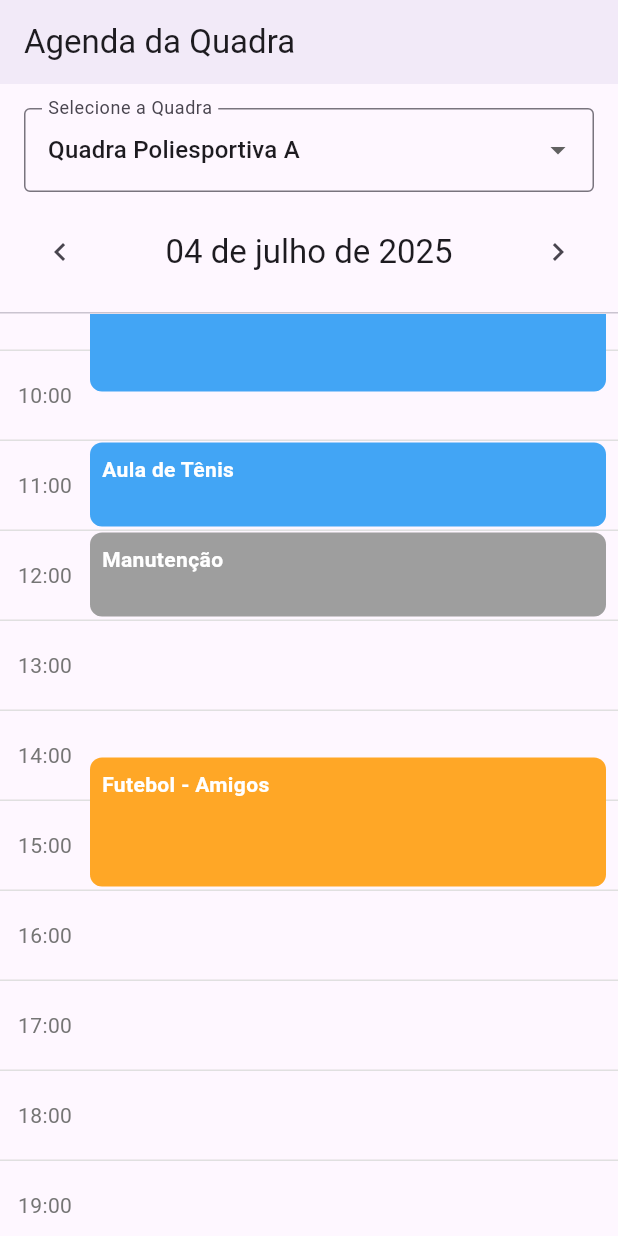
After one commit to marandu-solutions/myapp, a Flutter app: the SchedulingScreen screen opened directly, scrolled down 576 dp, after a tap on the "chevron left" icon, on a phone screen of 412 x 824 dp. The commit adds this screen. Run offline on Flutter 3.47's test engine with Material 3 defaults, Android fonts, the phone set to English and light mode, and no system bars; our stand-ins replace cloud_firestore, firebase_auth, firebase_core, firebase_storage, google_nav_bar, image_picker; accounts and stored records are empty.

Commit message:
feature: tela de agendamentos

```diff
--- /dev/null
+++ b/lib/Screens/ Scheduling/Scheduling Screen/components/day_schedule_view.dart
@@ -0,0 +1,48 @@
+// Arquivo: lib/Scheduling/SchedulingScreen/components/day_schedule_view.dart
+
+import 'package:flutter/material.dart';
+import 'package:myapp/models/reservation_model.dart';
+import 'time_indicator_column.dart';
+import 'reservation_tile.dart';
+
+class DayScheduleView extends StatelessWidget {
+  final List<ReservationModel> reservations;
+  final DateTime date;
+  final double hourHeight;
+
+  const DayScheduleView({
+    Key? key,
+    required this.reservations,
+    required this.date,
+    this.hourHeight = 60.0,
+  }) : super(key: key);
+
+  @override
+  Widget build(BuildContext context) {
+    return SingleChildScrollView(
+      child: Stack(
+        children: [
+          // Fundo com as linhas do tempo e os horários
+          TimeIndicatorColumn(hourHeight: hourHeight),
+
+          // Posiciona os agendamentos sobre a timeline
+          ...reservations.map((reservation) {
+            final top = reservation.startTime.hour * hourHeight +
+                reservation.startTime.minute;
+            final height = reservation.endTime.difference(reservation.startTime).inMinutes.toDouble();
+
+            return Positioned(
+              top: top,
+              left: 60.0, // Largura da coluna de horários
+              right: 0,
+              height: height,
+              child: ReservationTile(
+                reservation: reservation,
+              ),
+            );
+          }).toList(),
+        ],
+      ),
+    );
+  }
+}
--- /dev/null
+++ b/lib/Screens/ Scheduling/Scheduling Screen/components/reservation_tile.dart
@@ -0,0 +1,50 @@
+// Arquivo: lib/Scheduling/SchedulingScreen/components/reservation_tile.dart
+
+import 'package:flutter/material.dart';
+import 'package:myapp/models/reservation_model.dart';
+
+class ReservationTile extends StatelessWidget {
+  final ReservationModel reservation;
+
+  const ReservationTile({Key? key, required this.reservation}) : super(key: key);
+
+  // Define cores com base no status da reserva para uma melhor UX
+  Color _getReservationColor(String status) {
+    switch (status) {
+      case 'confirmada':
+        return Colors.blue.shade400;
+      case 'pendente':
+        return Colors.orange.shade400;
+      case 'bloqueado':
+        return Colors.grey.shade500;
+      case 'cancelada':
+        return Colors.red.shade300;
+      default:
+        return Colors.blue.shade300;
+    }
+  }
+
+  @override
+  Widget build(BuildContext context) {
+    return Padding(
+      padding: const EdgeInsets.only(right: 8.0, top: 2.0, bottom: 2.0),
+      child: Container(
+        decoration: BoxDecoration(
+          color: _getReservationColor(reservation.status),
+          borderRadius: BorderRadius.circular(8.0),
+        ),
+        child: Padding(
+          padding: const EdgeInsets.all(8.0),
+          child: Text(
+            reservation.title,
+            style: const TextStyle(
+              color: Colors.white,
+              fontWeight: FontWeight.bold,
+            ),
+            overflow: TextOverflow.ellipsis,
+          ),
+        ),
+      ),
+    );
+  }
+}
--- /dev/null
+++ b/lib/Screens/ Scheduling/Scheduling Screen/components/time_indicator_column.dart
@@ -0,0 +1,39 @@
+// Arquivo: lib/Scheduling/SchedulingScreen/components/time_indicator_column.dart
+
+import 'package:flutter/material.dart';
+
+class TimeIndicatorColumn extends StatelessWidget {
+  final double hourHeight;
+
+  const TimeIndicatorColumn({Key? key, required this.hourHeight}) : super(key: key);
+
+  @override
+  Widget build(BuildContext context) {
+    return Column(
+      children: List.generate(24, (index) {
+        return Container(
+          height: hourHeight,
+          decoration: BoxDecoration(
+            border: Border(
+              top: BorderSide(color: Colors.grey.shade300),
+            ),
+          ),
+          child: Row(
+            children: [
+              SizedBox(
+                width: 60,
+                child: Center(
+                  child: Text(
+                    '${index.toString().padLeft(2, '0')}:00',
+                    style: TextStyle(color: Colors.grey.shade600),
+                  ),
+                ),
+              ),
+              Expanded(child: Container()),
+            ],
+          ),
+        );
+      }),
+    );
+  }
+}
--- /dev/null
+++ b/lib/Screens/ Scheduling/Scheduling Screen/scheduling_screen.dart
@@ -0,0 +1,133 @@
+// Arquivo: lib/Scheduling/SchedulingScreen/scheduling_screen.dart
+
+import 'package:flutter/material.dart';
+import 'package:intl/intl.dart';
+import 'package:myapp/models/court_model.dart';
+import 'package:myapp/models/reservation_model.dart';
+import 'components/day_schedule_view.dart';
+
+class SchedulingScreen extends StatefulWidget {
+  const SchedulingScreen({Key? key}) : super(key: key);
+
+  @override
+  _SchedulingScreenState createState() => _SchedulingScreenState();
+}
+
+class _SchedulingScreenState extends State<SchedulingScreen> {
+  // Em um app real, você usaria seus services para buscar estes dados do Firestore
+  final List<CourtModel> _courts = [
+    CourtModel(id: '1', name: 'Quadra Poliesportiva A', sportType: 'Futsal', gymId: 'gym1', pricePerHour: 50.0, isActive: true),
+    CourtModel(id: '2', name: 'Quadra de Tênis B', sportType: 'Tênis', gymId: 'gym1', pricePerHour: 70.0, isActive: true),
+    CourtModel(id: '3', name: 'Campo de Society', sportType: 'Futebol', gymId: 'gym2', pricePerHour: 120.0, isActive: true),
+  ];
+
+  final List<ReservationModel> _reservations = [
+    ReservationModel(id: 'r1', title: 'Reserva - João Silva', courtId: '1', clientId: 'c1', startTime: DateTime.now().copyWith(hour: 9, minute: 0), endTime: DateTime.now().copyWith(hour: 10, minute: 30), status: 'confirmada'),
+    ReservationModel(id: 'r2', title: 'Aula de Tênis', courtId: '2', clientId: 'c2', startTime: DateTime.now().copyWith(hour: 11, minute: 0), endTime: DateTime.now().copyWith(hour: 12, minute: 0), status: 'confirmada'),
+    ReservationModel(id: 'r3', title: 'Futebol - Amigos', courtId: '1', clientId: 'c3', startTime: DateTime.now().copyWith(hour: 14, minute: 30), endTime: DateTime.now().copyWith(hour: 16, minute: 0), status: 'pendente'),
+    ReservationModel(id: 'r4', title: 'Manutenção', courtId: '3', clientId: 'admin', startTime: DateTime.now().copyWith(hour: 12, minute: 0), endTime: DateTime.now().copyWith(hour: 13, minute: 0), status: 'bloqueado'),
+  ];
+
+  late CourtModel _selectedCourt;
+  DateTime _selectedDate = DateTime.now();
+
+  @override
+  void initState() {
+    super.initState();
+    _selectedCourt = _courts.first;
+    Intl.defaultLocale = 'pt_BR';
+  }
+
+  Future<void> _selectDate(BuildContext context) async {
+    final DateTime? picked = await showDatePicker(
+      context: context,
+      initialDate: _selectedDate,
+      firstDate: DateTime(2020),
+      lastDate: DateTime(2030),
+      locale: const Locale('pt', 'BR'),
+    );
+    if (picked != null && picked != _selectedDate) {
+      setState(() {
+        _selectedDate = picked;
+        // TODO: Fazer nova busca no Firestore pelas reservas da nova data e quadra
+      });
+    }
+  }
+
+  @override
+  Widget build(BuildContext context) {
+    return Scaffold(
+      appBar: AppBar(
+        title: const Text('Agenda da Quadra'),
+        backgroundColor: Theme.of(context).scaffoldBackgroundColor,
+        elevation: 1,
+      ),
+      body: Column(
+        children: [
+          Padding(
+            padding: const EdgeInsets.all(16.0),
+            child: Column(
+              children: [
+                DropdownButtonFormField<CourtModel>(
+                  value: _selectedCourt,
+                  decoration: const InputDecoration(
+                    labelText: 'Selecione a Quadra',
+                    border: OutlineInputBorder(),
+                  ),
+                  items: _courts.map((CourtModel court) {
+                    return DropdownMenuItem<CourtModel>(
+                      value: court,
+                      child: Text(court.name),
+                    );
+                  }).toList(),
+                  onChanged: (CourtModel? newCourt) {
+                    setState(() {
+                      _selectedCourt = newCourt!;
+                      // TODO: Fazer nova busca no Firestore
+                    });
+                  },
+                ),
+                const SizedBox(height: 16),
+                Row(
+                  mainAxisAlignment: MainAxisAlignment.spaceBetween,
+                  children: [
+                    IconButton(
+                      icon: const Icon(Icons.chevron_left),
+                      onPressed: () {
+                        setState(() {
+                          _selectedDate = _selectedDate.subtract(const Duration(days: 1));
+                        });
+                      },
+                    ),
+                    InkWell(
+                      onTap: () => _selectDate(context),
+                      child: Text(
+                        DateFormat('dd \'de\' MMMM \'de\' yyyy').format(_selectedDate),
+                        style: Theme.of(context).textTheme.titleLarge,
+                      ),
+                    ),
+                    IconButton(
+                      icon: const Icon(Icons.chevron_right),
+                      onPressed: () {
+                        setState(() {
+                          _selectedDate = _selectedDate.add(const Duration(days: 1));
+                        });
+                      },
+                    ),
+                  ],
+                ),
+              ],
+            ),
+          ),
+          const Divider(height: 1),
+          Expanded(
+            child: DayScheduleView(
+              reservations: _reservations,
+              date: _selectedDate,
+            ),
+          ),
+        ],
+      ),
+    );
+  }
+}
--- a/lib/Screens/HomePage/homepage.dart
+++ b/lib/Screens/HomePage/homepage.dart
@@ -2,6 +2,7 @@
 
 import 'package:flutter/material.dart';
 import 'package:firebase_auth/firebase_auth.dart' as fb_auth;
+import 'package:myapp/Screens/%20Scheduling/Scheduling%20Screen/scheduling_screen.dart';
 import 'package:myapp/Screens/Employees/Employees%20List%20Screen/employees_screen.dart';
 import 'package:myapp/Screens/HomePage/components/bottom_nav_bar.dart';
 import 'package:myapp/Screens/HomePage/components/side_bar.dart';
@@ -77,7 +78,7 @@ class _HomePageState extends State<HomePage> {
     // espelhando a lógica da Sidebar e BottomNavBar.
     final List<Widget> pages = [
       const PlaceholderScreen(title: 'Início'),
-      const PlaceholderScreen(title: 'Agendamentos'),
+      SchedulingScreen(),
     ];
 
     if (_currentUser?.tipoUsuario == 'admin') {
--- a/lib/main.dart
+++ b/lib/main.dart
@@ -2,16 +2,17 @@ import 'package:flutter/material.dart';
 import 'package:firebase_core/firebase_core.dart';
 import 'package:myapp/Screens/Auth/LoginScreen/login_screen.dart';
 import 'firebase_options.dart';
+import 'package:intl/date_symbol_data_local.dart';
 
 Future<void> main() async {
-
   WidgetsFlutterBinding.ensureInitialized();
 
+  // Initialize date formatting for pt_BR locale
+  await initializeDateFormatting('pt_BR', null);
 
   await Firebase.initializeApp(
     options: DefaultFirebaseOptions.currentPlatform,
   );
-
 
   runApp(const MyApp());
 }
--- /dev/null
+++ b/lib/models/court_model.dart
@@ -0,0 +1,45 @@
+// Arquivo: lib/Scheduling/Models/court_model.dart
+
+import 'package:cloud_firestore/cloud_firestore.dart';
+
+class CourtModel {
+  final String id;
+  final String name;      // Ex: "Quadra Poliesportiva 1"
+  final String sportType; // Ex: "Futsal", "Tênis", "Vôlei"
+  final String gymId;     // ID do ginásio ao qual esta quadra pertence
+  final double pricePerHour; // Preço por hora para esta quadra específica
+  final bool isActive;
+
+  CourtModel({
+    required this.id,
+    required this.name,
+    required this.sportType,
+    required this.gymId,
+    required this.pricePerHour,
+    required this.isActive,
+  });
+
+  // Converte dados do Firestore para um objeto CourtModel
+  factory CourtModel.fromFirestore(DocumentSnapshot<Map<String, dynamic>> snapshot) {
+    final data = snapshot.data();
+    return CourtModel(
+      id: snapshot.id,
+      name: data?['name'] ?? '',
+      sportType: data?['sportType'] ?? '',
+      gymId: data?['gymId'] ?? '',
+      pricePerHour: (data?['pricePerHour'] as num?)?.toDouble() ?? 0.0,
+      isActive: data?['isActive'] ?? true,
+    );
+  }
+
+  // Converte um objeto CourtModel para um Map para o Firestore
+  Map<String, dynamic> toFirestore() {
+    return {
+      'name': name,
+      'sportType': sportType,
+      'gymId': gymId,
+      'pricePerHour': pricePerHour,
+      'isActive': isActive,
+    };
+  }
+}
--- /dev/null
+++ b/lib/models/reservation_model.dart
@@ -0,0 +1,51 @@
+// Arquivo: lib/Scheduling/Models/reservation_model.dart
+
+import 'package:cloud_firestore/cloud_firestore.dart';
+import 'package:flutter/material.dart';
+
+// Modelo para representar uma Reserva
+class ReservationModel {
+  final String id;
+  final String title;
+  final String courtId;
+  final String clientId;
+  final DateTime startTime;
+  final DateTime endTime;
+  final String status; // Ex: 'confirmada', 'pendente', 'cancelada'
+
+  ReservationModel({
+    required this.id,
+    required this.title,
+    required this.courtId,
+    required this.clientId,
+    required this.startTime,
+    required this.endTime,
+    required this.status,
+  });
+
+  // Converte um documento do Firestore para um objeto ReservationModel
+  factory ReservationModel.fromFirestore(DocumentSnapshot<Map<String, dynamic>> doc) {
+    final data = doc.data()!;
+    return ReservationModel(
+      id: doc.id,
+      title: data['title'] ?? '',
+      courtId: data['courtId'] ?? '',
+      clientId: data['clientId'] ?? '',
+      startTime: (data['startTime'] as Timestamp).toDate(),
+      endTime: (data['endTime'] as Timestamp).toDate(),
+      status: data['status'] ?? 'pendente',
+    );
+  }
+
+  // Converte um objeto ReservationModel para um Map para o Firestore
+  Map<String, dynamic> toFirestore() {
+    return {
+      'title': title,
+      'courtId': courtId,
+      'clientId': clientId,
+      'startTime': Timestamp.fromDate(startTime),
+      'endTime': Timestamp.fromDate(endTime),
+      'status': status,
+    };
+  }
+}
--- a/pubspec.yaml
+++ b/pubspec.yaml
@@ -40,6 +40,7 @@ dependencies:
   google_nav_bar: ^5.0.7
   image_picker: ^1.1.2
   firebase_storage: ^12.4.9
+  intl: ^0.20.2
 
 dev_dependencies:
   flutter_test:
```
Also changed, not shown: pubspec.lock.
